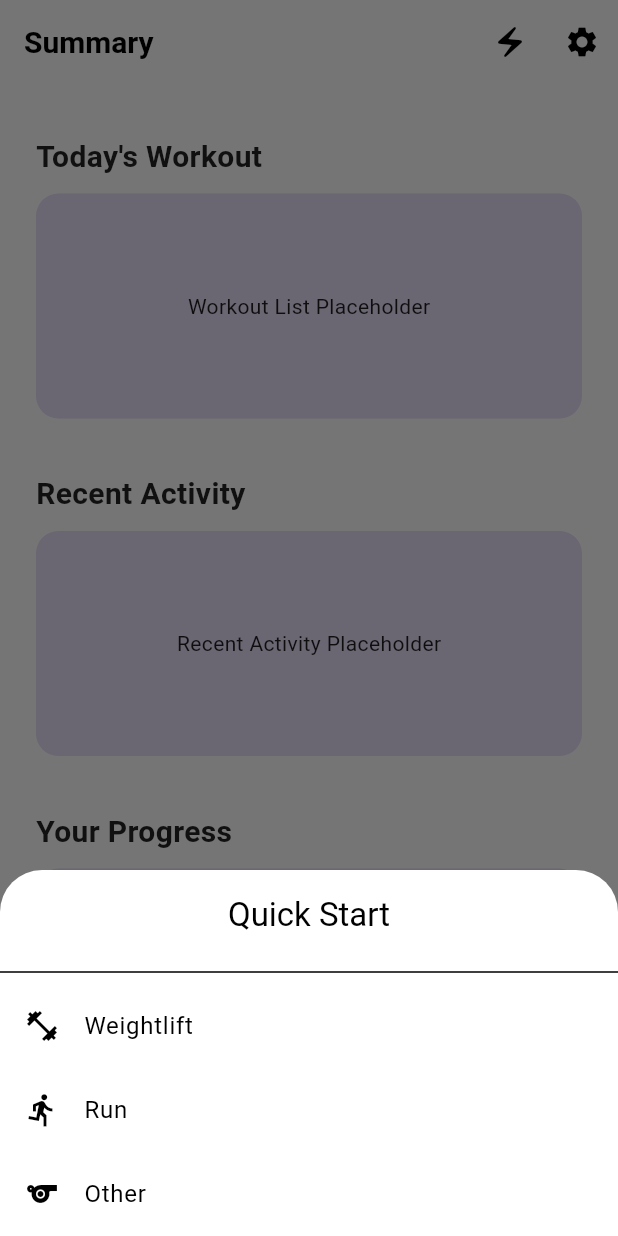
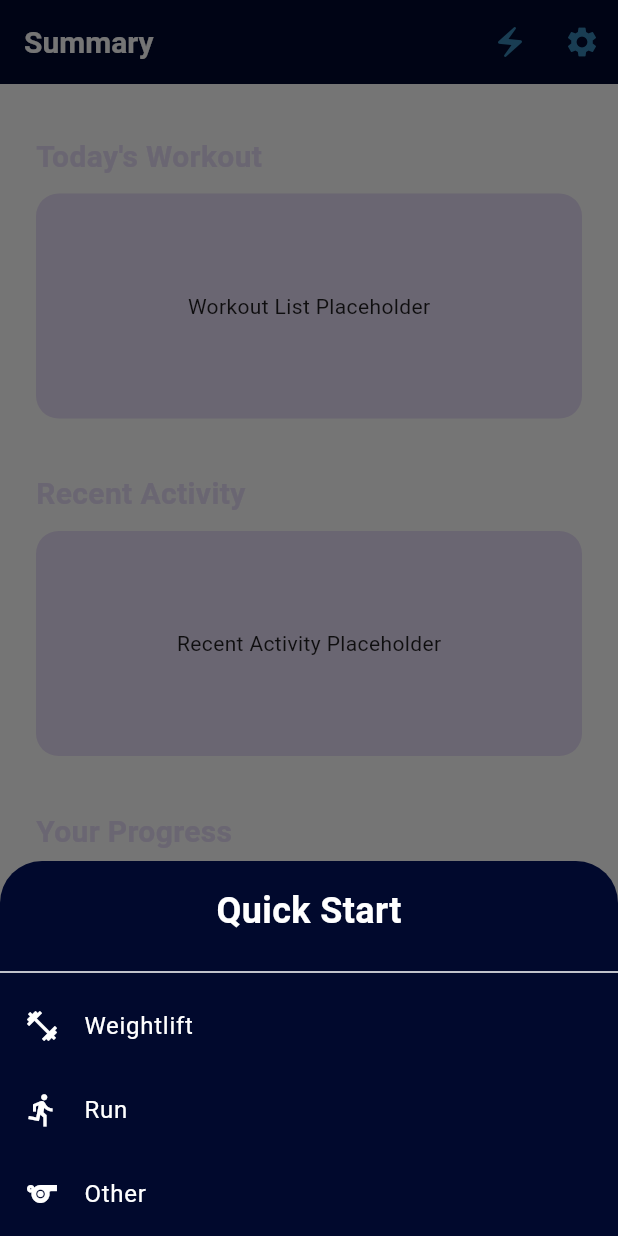
Before and after one commit to grantrisk/peak, a Flutter app: the screen it shows after launch, after a tap on "Login", after a tap on the "electric bolt" icon, on a phone screen of 412 x 824 dp. Run offline on Flutter 3.47's test engine with Material 3 defaults, Android fonts, the phone set to English and light mode, and no system bars.

Commit message:
updated logo and themes and app name

```diff
--- a/lib/main.dart
+++ b/lib/main.dart
@@ -1,5 +1,5 @@
-import 'package:fitness_app/providers/workout_session_provider.dart';
-import 'package:fitness_app/screens/login_screen.dart';
+import 'package:peak_risk/providers/workout_session_provider.dart';
+import 'package:peak_risk/screens/login_screen.dart';
 import 'package:flutter/material.dart';
 import 'package:provider/provider.dart';
 import 'package:flutter/services.dart';
@@ -28,23 +28,25 @@ class MyApp extends StatelessWidget {
       theme: ThemeData(
         useMaterial3: true,
         colorScheme: ColorScheme.fromSwatch(
-          primarySwatch: _createMaterialColor(Color(0xffedfdfe)),
+          primarySwatch: _createMaterialColor(Color(0xFF01092D)),
         ).copyWith(
-          secondary: Color(0xff00a5c5),
-          background: Color(0xffedfdfe),
-          onPrimary: Colors.black,
-          onSecondary: Colors.white,
+          secondary: Color(0xFF3685B5), // Adjusted for complementary color
+          tertiary: Color(0xFF3155fa), // Adjusted for background color
+          background: Color(0xFF01092D), // Updated background color
+          onPrimary: Colors.white, // For text/icons on primary color
+          onSecondary: Colors.white, // For text/icons on secondary color
           error: Color(0xffb00020),
           onError: Colors.white,
           brightness: Brightness.light,
         ),
         textTheme: const TextTheme(
-          titleLarge: TextStyle(color: Colors.black),
+          titleLarge: TextStyle(color: Colors.white), // Adjusted text color
           bodyMedium: TextStyle(color: Colors.black87),
         ),
-        iconTheme: const IconThemeData(color: Colors.black54),
+        iconTheme:
+            const IconThemeData(color: Colors.white), // Adjusted icon color
         buttonTheme: ButtonThemeData(
-          buttonColor: Color(0xff00a5c5),
+          buttonColor: Color(0xFF01092D), // Primary color for buttons
           shape: RoundedRectangleBorder(
             borderRadius: BorderRadius.circular(18.0),
           ),
@@ -53,17 +55,24 @@ class MyApp extends StatelessWidget {
           style: ElevatedButton.styleFrom(
             foregroundColor: Colors.white,
             backgroundColor:
-                Color(0xff00a5c5), // This is the color for text/iconography
+                Color(0xFF01092D), // Primary color for elevated buttons
           ),
         ),
         appBarTheme: const AppBarTheme(
           elevation: 0,
           titleTextStyle: TextStyle(
-            color: Colors.black,
+            color: Colors.white, // Adjusted title text color
             fontSize: 20,
             fontWeight: FontWeight.bold,
           ),
           shadowColor: Colors.grey,
+          iconTheme: IconThemeData(color: Colors.white),
+          backgroundColor: Color(0xFF01092D), // Primary color for appbar
+        ),
+        listTileTheme: ListTileThemeData(
+          iconColor: Color(0xFF01092D),
+          textColor: Color(0xFF01092D),
+          selectedColor: Color(0xFF01092D),
         ),
       ),
       home: LoginScreen(),
--- a/lib/screens/home_screen.dart
+++ b/lib/screens/home_screen.dart
@@ -1,4 +1,4 @@
-import 'package:fitness_app/screens/setting_screen.dart';
+import 'package:peak_risk/screens/setting_screen.dart';
 import 'package:flutter/material.dart';
 import 'package:flutter/services.dart';
 
@@ -13,12 +13,15 @@ class HomeScreen extends StatefulWidget {
 class _HomeScreenState extends State<HomeScreen> {
   @override
   Widget build(BuildContext context) {
+    ThemeData theme = Theme.of(context);
+
     return Scaffold(
       appBar: AppHeader(
         title: 'Summary',
         actions: <Widget>[
           IconButton(
             icon: Icon(Icons.electric_bolt),
+            color: theme.colorScheme.secondary,
             onPressed: () {
               HapticFeedback.heavyImpact();
               showWorkoutOptions(context);
@@ -26,6 +29,7 @@ class _HomeScreenState extends State<HomeScreen> {
           ),
           IconButton(
             icon: Icon(Icons.settings),
+            color: theme.colorScheme.secondary,
             onPressed: () {
               HapticFeedback.heavyImpact();
               Navigator.of(context).push(
@@ -80,7 +84,10 @@ class _HomeScreenState extends State<HomeScreen> {
           children: <Widget>[
             Text(
               title,
-              style: TextStyle(fontSize: 20, fontWeight: FontWeight.bold),
+              style: TextStyle(
+                  fontSize: 20,
+                  fontWeight: FontWeight.bold,
+                  color: ThemeData.light().colorScheme.secondaryContainer),
             ),
             SizedBox(height: 10),
             child,
--- a/lib/screens/login_screen.dart
+++ b/lib/screens/login_screen.dart
@@ -16,7 +16,7 @@ class _LoginScreenState extends State<LoginScreen> {
     return Scaffold(
       appBar: AppBar(
         elevation: 0,
-        backgroundColor: theme.colorScheme.background,
+        // backgroundColor: theme.colorScheme.background,
         title: Text('Login',
             style: TextStyle(color: theme.colorScheme.onBackground)),
       ),
@@ -34,39 +34,48 @@ class _LoginScreenState extends State<LoginScreen> {
               TextField(
                 decoration: InputDecoration(
                   labelText: 'Email',
-                  labelStyle: TextStyle(color: theme.colorScheme.onSurface),
-                  border: OutlineInputBorder(),
+                  labelStyle: TextStyle(color: theme.colorScheme.onPrimary),
+                  enabledBorder: const OutlineInputBorder(
+                    borderSide:
+                        const BorderSide(color: Colors.grey, width: 0.5),
+                  ),
                   focusedBorder: OutlineInputBorder(
-                    // Define the border when the TextField is focused
                     borderSide: BorderSide(
                         color: theme.colorScheme.secondary, width: 2.0),
                   ),
-                  fillColor: theme.colorScheme.surface,
+                  fillColor:
+                      theme.colorScheme.primary, // Primary color for the fill
                   filled: true,
                 ),
                 keyboardType: TextInputType.emailAddress,
                 style: TextStyle(
-                    color: theme.colorScheme.onSurface), // Set the text color
-                cursorColor: theme.colorScheme.onPrimary,
+                    color: theme
+                        .colorScheme.onSecondary), // Text color when typing
+                cursorColor: theme.colorScheme.onPrimary, // Cursor color
               ),
               SizedBox(height: 16.0),
               TextField(
                 decoration: InputDecoration(
                   labelText: 'Password',
-                  labelStyle: TextStyle(color: theme.colorScheme.onSurface),
-                  border: OutlineInputBorder(),
+                  labelStyle: TextStyle(color: theme.colorScheme.onPrimary),
+                  enabledBorder: const OutlineInputBorder(
+                    borderSide:
+                        const BorderSide(color: Colors.grey, width: 0.5),
+                  ),
                   focusedBorder: OutlineInputBorder(
-                    // Define the border when the TextField is focused
                     borderSide: BorderSide(
                         color: theme.colorScheme.secondary, width: 2.0),
                   ),
-                  fillColor: theme.colorScheme.surface,
+                  fillColor:
+                      theme.colorScheme.primary, // Primary color for the fill
                   filled: true,
                 ),
                 obscureText: true,
+                keyboardType: TextInputType.emailAddress,
                 style: TextStyle(
-                    color: theme.colorScheme.onSurface), // Set the text color
-                cursorColor: theme.colorScheme.onPrimary,
+                    color: theme
+                        .colorScheme.onSecondary), // Text color when typing
+                cursorColor: theme.colorScheme.onPrimary, // Cursor color
               ),
               SizedBox(height: 24.0),
               ElevatedButton(
--- a/lib/widgets/app_header.dart
+++ b/lib/widgets/app_header.dart
@@ -25,27 +25,37 @@ class AppHeader extends StatelessWidget implements PreferredSizeWidget {
 }
 
 void showWorkoutOptions(BuildContext context) {
+  ThemeData theme = Theme.of(context);
+
   showModalBottomSheet(
     context: context,
+    backgroundColor: theme.colorScheme.background,
     builder: (BuildContext context) {
       return SafeArea(
         child: Column(
-          mainAxisSize:
-              MainAxisSize.min, // To make the sheet only as tall as its content
+          mainAxisSize: MainAxisSize.min,
           children: <Widget>[
-            Padding(
-              padding: const EdgeInsets.all(16.0),
-              child: Text(
-                'Quick Start',
-                style: Theme.of(context)
-                    .textTheme
-                    .titleLarge, // Styling for the header
+            Container(
+              color: theme.colorScheme.primary,
+              child: Padding(
+                padding: const EdgeInsets.all(16.0),
+                child: Text(
+                  'Quick Start',
+                  style: TextStyle(
+                    color: theme.colorScheme.onPrimary,
+                    fontSize: 24.0,
+                    fontWeight: FontWeight.bold,
+                  ),
+                ),
               ),
             ),
-            Divider(), // Optional: adds a divider for better visual separation
+            Divider(),
             ListTile(
-              leading: Icon(Icons.fitness_center),
-              title: Text('Weightlift'),
+              style: ListTileStyle.drawer,
+              leading: Icon(Icons.fitness_center,
+                  color: theme.colorScheme.onPrimary),
+              title: Text('Weightlift',
+                  style: TextStyle(color: theme.colorScheme.onPrimary)),
               onTap: () {
                 HapticFeedback.heavyImpact();
                 Navigator.of(context).pop(); // Close the bottom sheet
@@ -55,16 +65,21 @@ void showWorkoutOptions(BuildContext context) {
               },
             ),
             ListTile(
-              leading: Icon(Icons.directions_run),
-              title: Text('Run'), // Replace with other options as needed
+              style: ListTileStyle.drawer,
+              leading: Icon(Icons.directions_run,
+                  color: theme.colorScheme.onPrimary),
+              title: Text('Run',
+                  style: TextStyle(color: theme.colorScheme.onPrimary)),
               onTap: () {
                 // Handle other option tap
                 HapticFeedback.heavyImpact();
               },
             ),
             ListTile(
-              leading: Icon(Icons.sports),
-              title: Text('Other'), // Replace with other options as needed
+              style: ListTileStyle.drawer,
+              leading: Icon(Icons.sports, color: theme.colorScheme.onPrimary),
+              title: Text('Other',
+                  style: TextStyle(color: theme.colorScheme.onPrimary)),
               onTap: () {
                 // Handle other option tap
                 HapticFeedback.heavyImpact();
--- a/lib/widgets/bottom_navigation.dart
+++ b/lib/widgets/bottom_navigation.dart
@@ -65,7 +65,15 @@ class _BottomNavigationState extends State<BottomNavigation> {
   Widget build(BuildContext context) {
     Color disabledColor = Colors.grey; // Color for disabled items
 
-    return BottomNavigationBar(
+    return Container(
+      decoration: BoxDecoration(
+        border: Border(
+          top: BorderSide(
+              color: Colors.grey,
+              width: 0.5), // Add your desired border color and width
+        ),
+      ),
+      child: BottomNavigationBar(
         items: <BottomNavigationBarItem>[
           BottomNavigationBarItem(
             activeIcon: Icon(Icons.home),
@@ -95,7 +103,8 @@ class _BottomNavigationState extends State<BottomNavigation> {
           }
         },
         type: BottomNavigationBarType.fixed,
-      backgroundColor: Theme.of(context).colorScheme.surface,
+        backgroundColor: Theme.of(context).colorScheme.primary,
+      ),
     );
   }
 }
--- a/lib/widgets/workout_timer.dart
+++ b/lib/widgets/workout_timer.dart
@@ -37,6 +37,8 @@ class _WorkoutTimerState extends State<WorkoutTimer> {
 
   @override
   Widget build(BuildContext context) {
+    ThemeData theme = Theme.of(context);
+
     String formattedTime = _formatDuration(widget.stopwatch.elapsed);
     return Text(
       'Timer: $formattedTime',
--- a/pubspec.yaml
+++ b/pubspec.yaml
@@ -1,4 +1,4 @@
-name: fitness_app
+name: peak_risk
 description: A mobile app for fitness tracking.
 # The following line prevents the package from being accidentally published to
 # pub.dev using `flutter pub publish`. This is preferred for private packages.
```
Also changed, not shown: lib/screens/exercise_screen.dart (+49 -21 lines), lib/screens/new_workout_screen.dart (+33 -17 lines), lib/screens/setting_screen.dart (+6 -5 lines), lib/widgets/searchable_dropdown.dart (+10 -5 lines), assets/images/fitness_app_logo.png, icons/fitness_app_logo.png, 29 other files. Lines whose indentation alone changed are shown as unchanged.
